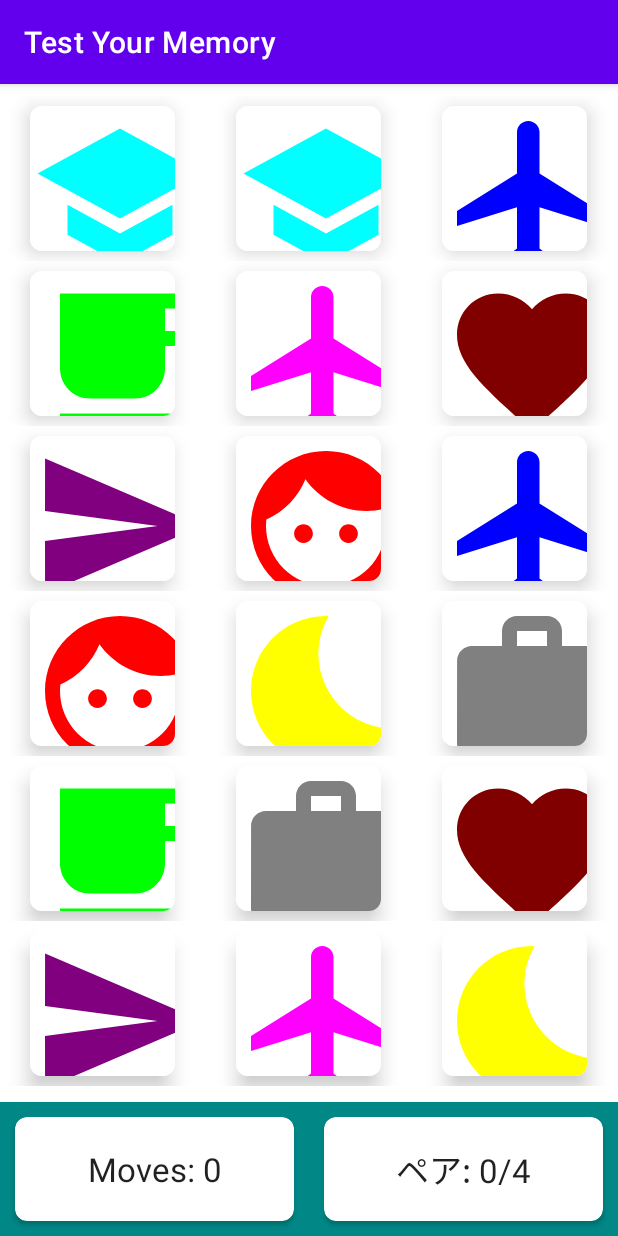
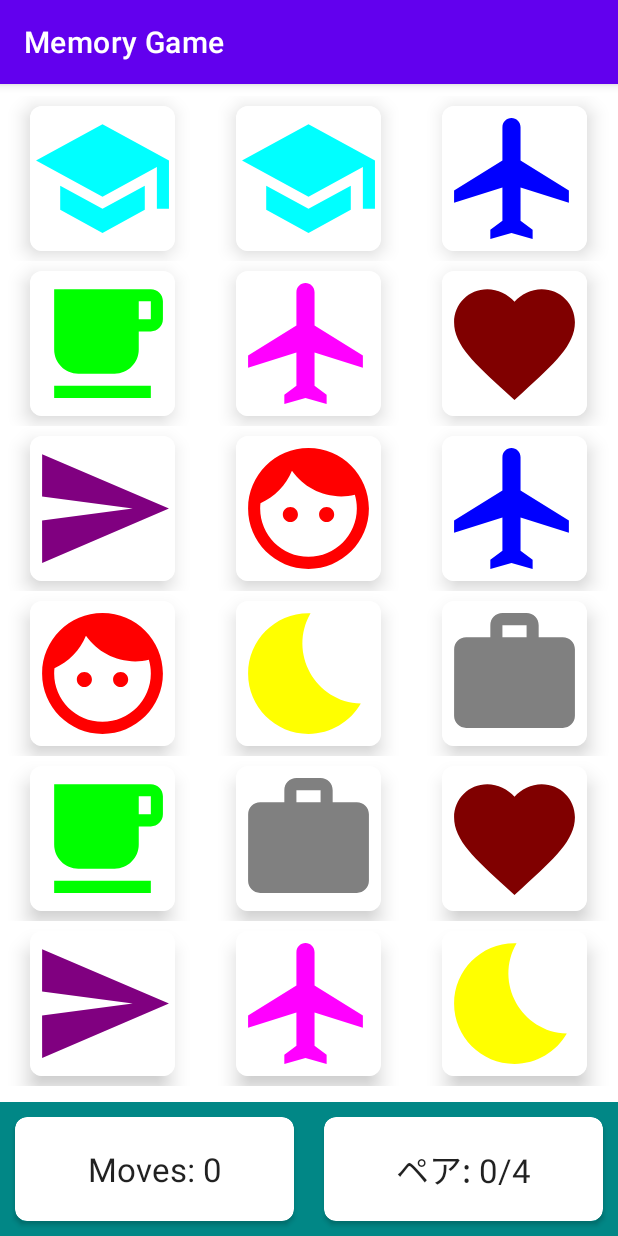
Before and after one commit to jonathanpperry/kotlin-memory-game, an Android app: the screen it shows after launch (MainActivity), on a phone screen of 412 x 824 dp. Run offline under Robolectric (Android 15) with nearby library versions, the phone set to English and light mode, and no system bars.

Commit message:
Found the source of the other error (memory_cards android:layout_width and height need to be match_parent) and added a content description to satisfy an Android Studio error

```diff
--- a/app/src/main/res/layout/memory_card.xml
+++ b/app/src/main/res/layout/memory_card.xml
@@ -8,16 +8,17 @@
 
     <androidx.cardview.widget.CardView
         android:id="@+id/cardView"
-        android:layout_width="120dp"
-        android:layout_height="120dp"
+        android:layout_width="match_parent"
+        android:layout_height="match_parent"
         app:cardCornerRadius="8dp"
         app:cardElevation="8dp">
 
         <ImageButton
             android:id="@+id/imageButton"
-            android:layout_width="120dp"
-            android:layout_height="120dp"
+            android:layout_width="match_parent"
+            android:layout_height="match_parent"
             android:background="@color/white"
+            android:contentDescription="@string/imagebutton_content_description"
             android:scaleType="centerCrop"
             app:srcCompat="@drawable/ic_launcher_background" />
     </androidx.cardview.widget.CardView>
--- a/app/src/main/res/values/strings.xml
+++ b/app/src/main/res/values/strings.xml
@@ -1,3 +1,4 @@
 <resources>
-    <string name="app_name">Test Your Memory</string>
+    <string name="app_name">Memory Game</string>
+    <string name="imagebutton_content_description">Image button UI element</string>
 </resources>
```
